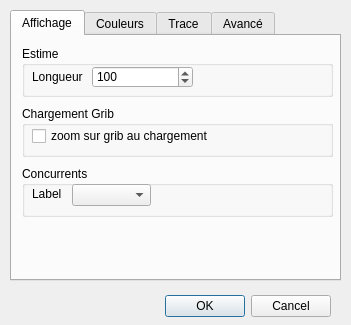
Qt form src/paramVLM.ui (nohal/qtVlm) before a commit.
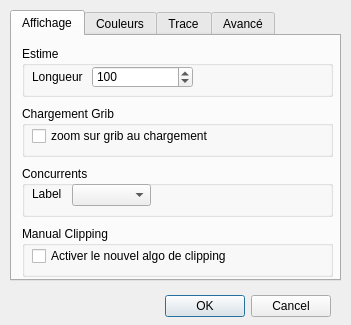
The same form after that commit. The open tabs and pages were chosen to show the change. Icons and pictures are not drawn.

Diff of the .ui file:
```diff
--- a/src/paramVLM.ui
+++ b/src/paramVLM.ui
@@ -159,6 +159,32 @@
       </property>
      </widget>
     </widget>
+    <widget class="QGroupBox" name="groupBox_7">
+     <property name="geometry">
+      <rect>
+       <x>10</x>
+       <y>190</y>
+       <width>311</width>
+       <height>51</height>
+      </rect>
+     </property>
+     <property name="title">
+      <string>Manual Clipping</string>
+     </property>
+     <widget class="QCheckBox" name="chk_manualClipping">
+      <property name="geometry">
+       <rect>
+        <x>10</x>
+        <y>20</y>
+        <width>221</width>
+        <height>20</height>
+       </rect>
+      </property>
+      <property name="text">
+       <string>Activer le nouvel algo de clipping</string>
+      </property>
+     </widget>
+    </widget>
    </widget>
    <widget class="QWidget" name="tab_2">
     <attribute name="title">
```
Left out of the diff: 2 changed lines with no effect on the pictures.
